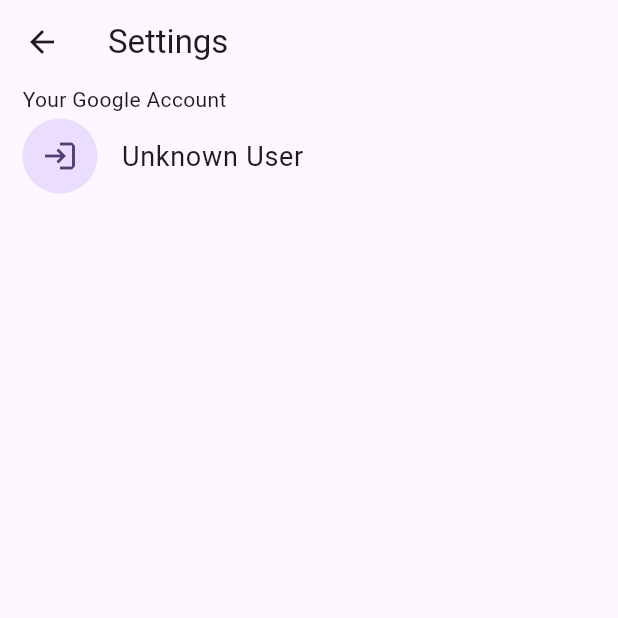
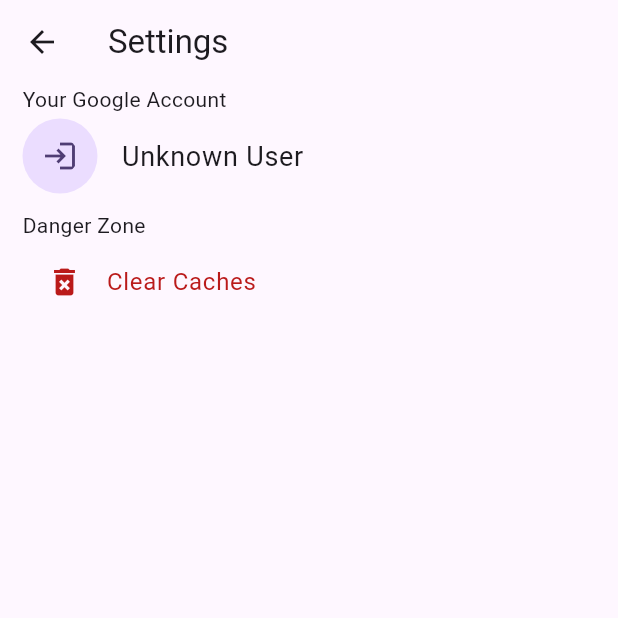
Before and after one commit to Sairam-Suresh/ScoutAppImproved, a Flutter app: the Settings screen opened directly with empty values, on a phone screen of 412 x 824 dp, the top half of it. Run offline on Flutter 3.47's test engine with Material 2 defaults, Android fonts, the phone set to English and light mode, and no system bars; our stand-ins replace auto_size_text, flutter_hooks, flutter_html, go_router, google_sign_in, introduction_screen and 2 more; missing offline and left inert: cached_network_image_builder, flutter_inappwebview, googleapis; accounts and stored records are empty; generated files the repository leaves out were written again; network calls fail.

Commit message:
Much better redundancy to prevent app errors and prevented some memory leaks, also changed minSDK version in android flutter to 17 manually

```diff
--- a/scoutappimprovedv2/lib/main.dart
+++ b/scoutappimprovedv2/lib/main.dart
@@ -12,7 +12,11 @@ void main() {
 final _router = GoRouter(
   initialLocation: "/welcome",
   routes: [
-    GoRoute(path: '/', builder: (context, state) => Home(), routes: [
+    GoRoute(
+        path: '/',
+        pageBuilder: (context, state) =>
+            MaterialPage(child: Home(), maintainState: true),
+        routes: [
           GoRoute(
               path: 'badge/:name',
               builder: (context, state) =>
@@ -20,7 +24,9 @@ final _router = GoRouter(
           GoRoute(
             path: 'settings',
             pageBuilder: (context, state) => MaterialPage(
-            child: Settings(state.extra.toString()), fullscreenDialog: true),
+                child: Settings(state.extra as Function(bool logOut)),
+                fullscreenDialog: true,
+                maintainState: false),
           )
 
           // GoRoute(
--- a/scoutappimprovedv2/lib/pages/badge_viewer.dart
+++ b/scoutappimprovedv2/lib/pages/badge_viewer.dart
@@ -3,7 +3,7 @@ import 'package:flutter_hooks/flutter_hooks.dart';
 import 'package:flutter_html/flutter_html.dart';
 import 'package:isar/isar.dart';
 
-import '../logic/scout_badge.dart';
+import '../logic/scout_badge/scout_badge.dart';
 
 class BadgeViewer extends HookWidget {
   BadgeViewer({super.key, required this.name}) {
--- a/scoutappimprovedv2/lib/pages/settings.dart
+++ b/scoutappimprovedv2/lib/pages/settings.dart
@@ -1,30 +1,40 @@
 import 'package:flutter/material.dart';
 import 'package:flutter_hooks/flutter_hooks.dart';
 import 'package:google_sign_in/google_sign_in.dart';
+import 'package:isar/isar.dart';
+import 'package:scoutappimprovedv2/logic/scout_badge/scout_badge.dart';
 
 class Settings extends HookWidget {
-  const Settings(this.finishedDownloadingFromOnline, {Key? key})
-      : super(key: key);
+  Settings(this.onAuthChanged, {Key? key}) : super(key: key) {
+    futureDB = getDB();
+  }
 
-  final String finishedDownloadingFromOnline;
+  dynamic futureDB;
+
+  final Function(bool logOut) onAuthChanged;
 
   @override
   Widget build(BuildContext context) {
-    var doneDownloadingScoutBadges =
-        useState(finishedDownloadingFromOnline == "false" ? false : true);
-
     var account = useState<GoogleSignInAccount?>(null);
-
-    GoogleSignIn googleSignIn = GoogleSignIn(
-      scopes: ['email', 'https://www.googleapis.com/auth/spreadsheets'],
-    );
+    AsyncSnapshot<Isar> db = useFuture(futureDB);
+    var isDBLoaded = useState(false);
 
     useEffect(() {
-      googleSignIn.signInSilently(reAuthenticate: true).then((value) {
+      if (db.hasData) {
+        isDBLoaded.value = true;
+      }
+
+      return null;
+    }, [db.hasData]);
+
+    useEffect(() {
+      GoogleSignIn().signInSilently(reAuthenticate: true).then((value) {
         account.value = value;
+        onAuthChanged(false);
       }).onError((error, stackTrace) {
-        googleSignIn.signIn().then((value) {
+        GoogleSignIn().signIn().then((value) {
           account.value = value;
+          onAuthChanged(false);
         });
       });
 
@@ -43,10 +53,12 @@ class Settings extends HookWidget {
             ListTile(
               onTap: account.value == null
                   ? () {
-                      googleSignIn.signIn().then((value) {
+                      GoogleSignIn().signIn().then((value) {
                         account.value = value;
+                        onAuthChanged(false);
                       }).onError((error, stackTrace) {
                         account.value = null;
+                        onAuthChanged(false);
                       });
                     }
                   : null,
@@ -71,8 +83,10 @@ class Settings extends HookWidget {
               trailing: (account.value != null)
                   ? IconButton(
                       onPressed: () {
-                        googleSignIn.signOut();
+                        GoogleSignIn().signOut();
+                        GoogleSignIn().disconnect();
                         account.value = null;
+                        onAuthChanged(true);
                       },
                       icon: const Icon(Icons.logout),
                       color: Colors.red,
@@ -80,13 +94,23 @@ class Settings extends HookWidget {
                     )
                   : null,
             ),
-            if (!doneDownloadingScoutBadges.value)
-              const ListTile(
-                contentPadding: EdgeInsets.zero,
-                title: Text("Badges are still loading"),
-                trailing: SizedBox(
-                    height: 20, width: 20, child: CircularProgressIndicator()),
+            const SizedBox(
+              height: 8,
+            ),
+            const Text(
+              "Danger Zone",
+            ),
+            ListTile(
+              onTap: () {},
+              title: Text(
+                "Clear Caches",
+                style: TextStyle(color: Theme.of(context).colorScheme.error),
               ),
+              leading: Icon(
+                Icons.delete_forever,
+                color: Theme.of(context).colorScheme.error,
+              ),
+            )
           ],
         ),
       ),
--- a/scoutappimprovedv2/lib/pages/welcome.dart
+++ b/scoutappimprovedv2/lib/pages/welcome.dart
@@ -2,6 +2,7 @@ import 'package:flutter/material.dart';
 import 'package:flutter_hooks/flutter_hooks.dart';
 import 'package:go_router/go_router.dart';
 import 'package:introduction_screen/introduction_screen.dart';
+import 'package:shared_preferences/shared_preferences.dart';
 
 class Welcome extends HookWidget {
   const Welcome({Key? key}) : super(key: key);
@@ -61,7 +62,10 @@ class Welcome extends HookWidget {
       showNextButton: false,
       done: const Text("Done"),
       onDone: () {
-        context.go("/");
+        SharedPreferences.getInstance().then((prefs) {
+          prefs.setBool("already_processing_badges", false);
+          context.go("/");
+        });
       },
     );
   }
--- a/scoutappimprovedv2/lib/widgets/scout_badge_card.dart
+++ b/scoutappimprovedv2/lib/widgets/scout_badge_card.dart
@@ -3,7 +3,7 @@ import 'package:flutter/material.dart';
 import 'package:flutter_hooks/flutter_hooks.dart';
 import 'package:go_router/go_router.dart';
 
-import '../logic/scout_badge.dart';
+import '../logic/scout_badge/scout_badge.dart';
 
 class ScoutBadgeCard extends HookWidget {
   ScoutBadgeCard({super.key, required this.badge, required this.onChange});
--- a/scoutappimprovedv2/lib/widgets/scout_badge_card_detail.dart
+++ b/scoutappimprovedv2/lib/widgets/scout_badge_card_detail.dart
@@ -3,7 +3,7 @@ import 'package:flutter/material.dart';
 import 'package:flutter_hooks/flutter_hooks.dart';
 import 'package:flutter_html/flutter_html.dart';
 
-import '../logic/scout_badge.dart';
+import '../logic/scout_badge/scout_badge.dart';
 
 class ScoutBadgeCardDetail extends HookWidget {
   const ScoutBadgeCardDetail({super.key, required this.badge});
--- a/scoutappimprovedv2/lib/widgets/scout_badge_list_tile.dart
+++ b/scoutappimprovedv2/lib/widgets/scout_badge_list_tile.dart
@@ -2,7 +2,7 @@ import 'package:cached_network_image_builder/cached_network_image_builder.dart';
 import 'package:flutter/material.dart';
 import 'package:go_router/go_router.dart';
 
-import '../logic/scout_badge.dart';
+import '../logic/scout_badge/scout_badge.dart';
 
 class ScoutBadgeListTile extends StatelessWidget {
   ScoutBadgeListTile({super.key, required this.badge, required this.onChange});
--- a/scoutappimprovedv2/pubspec.yaml
+++ b/scoutappimprovedv2/pubspec.yaml
@@ -50,6 +50,8 @@ dependencies:
   googleapis: ^11.4.0
   extension_google_sign_in_as_googleapis_auth: ^2.0.10
   introduction_screen: ^3.1.11
+  shared_preferences: ^2.2.1
+  async: ^2.11.0
 
 dev_dependencies:
   flutter_test:
```
Also changed, not shown: scoutappimprovedv2/lib/logic/scout_badge/scout_badge_manager.dart (added, +135 -0 lines), scoutappimprovedv2/lib/logic/scout_badge_manager.dart (deleted, +0 -125 lines), scoutappimprovedv2/lib/pages/home.dart (+74 -73 lines), scoutappimprovedv2/lib/logic/scout_badge/scout_badge.dart (renamed from scoutappimprovedv2/lib/logic/scout_badge.dart), scoutappimprovedv2/lib/logic/scout_badge/scout_badge.g.dart (renamed from scoutappimprovedv2/lib/logic/scout_badge.g.dart), scoutappimprovedv2/pubspec.lock, 7 other files. Lines whose indentation alone changed are shown as unchanged.
